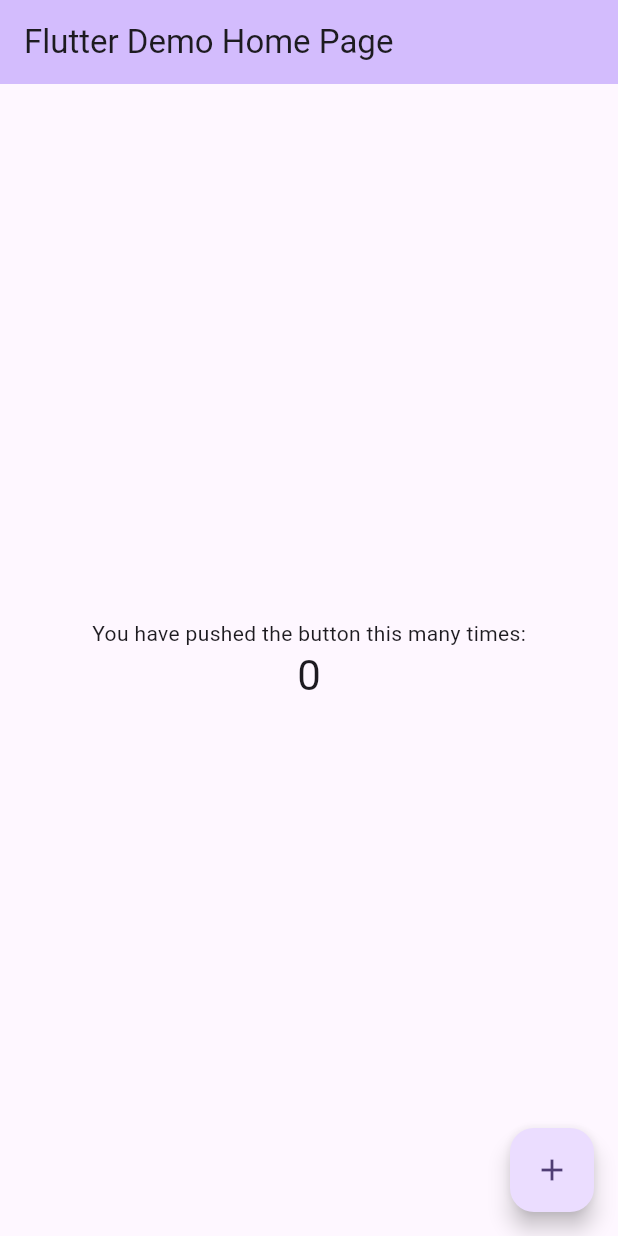
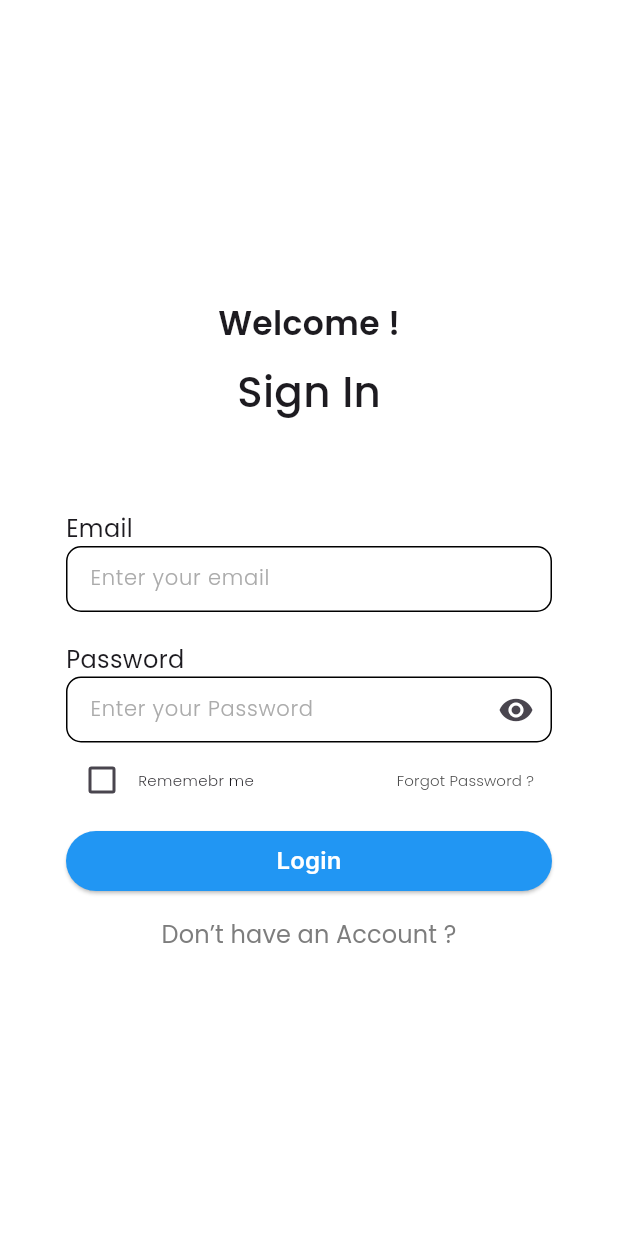
Before and after one commit to Krish-Aggarwal-1406/Civic_Tracker, a Flutter app: the screen it shows after launch, on a phone screen of 412 x 824 dp. Run offline on Flutter 3.47's test engine with Material 3 defaults, Android fonts, the phone set to English and light mode, and no system bars; our stand-ins replace get, google_fonts.

Commit message:
first commit

```diff
--- /dev/null
+++ b/lib/Modules/login_screen.dart
@@ -0,0 +1,206 @@
+import 'package:civic_tracker/Modules/signup_screen.dart';
+import 'package:flutter/material.dart';
+import 'package:get/get.dart';
+import 'package:google_fonts/google_fonts.dart';
+
+class SigninScreen extends StatefulWidget {
+  const SigninScreen({super.key});
+
+  @override
+  State<SigninScreen> createState() => _SigninScreenState();
+}
+
+class _SigninScreenState extends State<SigninScreen> {
+  bool _obscurePassword = true;
+  bool _rememberMe = false;
+
+  @override
+  Widget build(BuildContext context) {
+    return Scaffold(
+      backgroundColor: Colors.white,
+      body: SingleChildScrollView(
+        child: Padding(
+          padding: const EdgeInsets.symmetric(horizontal: 24, vertical: 170),
+          child: Column(
+            children: [
+
+              Container(
+                width: double.infinity,
+                padding: EdgeInsets.symmetric(horizontal: 20, vertical: 30),
+                decoration: BoxDecoration(
+                  color: Colors.white,
+                  borderRadius: BorderRadius.circular(50),
+                ),
+                child: Form(
+
+                    child: Column(
+                      children: [
+                        Text(
+                          "Welcome !",
+                          style: GoogleFonts.poppins(
+                              fontSize: 22, fontWeight: FontWeight.w600),
+                        ),
+                        const SizedBox(height: 10),
+                        Text(
+                          "Sign In",
+                          style: GoogleFonts.poppins(
+                              fontSize: 28,
+                              fontWeight: FontWeight.w500),
+                        ),
+                        const SizedBox(height: 60),
+                        Column(
+                          crossAxisAlignment: CrossAxisAlignment.start,
+                          children: [
+                            Text(
+                              "Email",
+                              style: GoogleFonts.poppins(
+                                  fontSize: 16, fontWeight: FontWeight.w400),
+                            ),
+                            SizedBox(
+                              height: 44,
+                              child: TextFormField(
+
+                                keyboardType: TextInputType.name,
+                                textInputAction: TextInputAction.next,
+                                decoration: InputDecoration(
+                                    hintText: 'Enter your email',
+                                    hintStyle: GoogleFonts.poppins(
+                                        fontWeight: FontWeight.w300,
+                                        fontSize: 14,
+                                        color: Color.fromRGBO(171, 171, 171, 1)),
+                                    enabledBorder: OutlineInputBorder(
+                                      borderRadius: BorderRadius.circular(10),
+                                    ),
+                                    focusedBorder: OutlineInputBorder(
+                                      borderRadius: BorderRadius.circular(10),
+                                      borderSide: const BorderSide(
+                                        color: Color.fromRGBO(243, 120, 29, 1),
+                                      ),
+                                    )),
+                                autovalidateMode: AutovalidateMode.onUserInteraction,
+                              ),
+                            ),
+                          ],
+                        ),
+                        const SizedBox(height: 20),
+                        Column(
+                          crossAxisAlignment: CrossAxisAlignment.start,
+                          children: [
+                            Text(
+                              "Password",
+                              style: GoogleFonts.poppins(
+                                  fontSize: 16, fontWeight: FontWeight.w400),
+                            ),
+                            SizedBox(
+                              height: 44,
+                              child: TextFormField(
+                                obscureText: _obscurePassword,
+                                autovalidateMode: AutovalidateMode.onUserInteraction,
+
+                                decoration: InputDecoration(
+                                  suffixIcon: IconButton(
+                                    icon: Icon(
+                                      _obscurePassword
+                                          ? Icons.visibility
+                                          : Icons.visibility_off,
+                                    ),
+                                    onPressed: () {
+                                      setState(() {
+                                        _obscurePassword = !_obscurePassword;
+                                      });
+                                    },
+                                  ),
+                                  hintText: 'Enter your Password',
+                                  hintStyle: GoogleFonts.poppins(
+                                      fontWeight: FontWeight.w300,
+                                      fontSize: 14,
+                                      color: Color.fromRGBO(171, 171, 171, 1)),
+                                  enabledBorder: OutlineInputBorder(
+                                    borderRadius: BorderRadius.circular(10),
+                                  ),
+                                  focusedBorder: OutlineInputBorder(
+                                    borderRadius: BorderRadius.circular(10),
+                                    borderSide: const BorderSide(
+                                      color: Color.fromRGBO(243, 120, 29, 1),
+                                    ),
+                                  ),
+                                ),
+                              ),
+                            ),
+                          ],
+                        ),
+                        const SizedBox(height: 1),
+                        Row(
+                          mainAxisAlignment: MainAxisAlignment.spaceBetween,
+                          children: [
+                            Row(
+                              children: [
+                                Checkbox(
+                                    value: _rememberMe,
+                                    onChanged: (value) {
+                                      setState(() {
+                                        _rememberMe = value!;
+                                      });
+                                    }),
+                                Text(
+                                  "Rememebr me",
+                                  style: GoogleFonts.poppins(
+                                      fontSize: 10, fontWeight: FontWeight.w300),
+                                ),
+
+                              ],
+                            ),
+                            TextButton(onPressed: (){}, child:  Text(
+                              "Forgot Password ?",
+                              style: GoogleFonts.poppins(
+                                  color: Color.fromRGBO(77, 77, 77, 1),
+                                  fontSize: 10, fontWeight: FontWeight.w300),
+                            ),)
+                          ],
+                        ),
+                        const SizedBox(height: 10),
+                         SizedBox(
+                          height: 40,
+                          width: double.infinity,
+                          child: ElevatedButton(
+                            style: ElevatedButton.styleFrom(
+                              backgroundColor:Colors.blue,
+                              shape: RoundedRectangleBorder(
+                                borderRadius: BorderRadius.circular(50),
+                              ),
+                            ),
+                            onPressed:(){},
+                            child: Text(
+                            "Login",
+                            style: GoogleFonts.inter(
+                              fontSize: 16,
+                              fontWeight: FontWeight.w600,
+                              color: Colors.white,
+                            ),
+                          ),
+                          )
+                        ),
+                        const SizedBox(height: 5),
+                        TextButton(
+                          onPressed: () => Get.to(SignUpScreen()),
+                          child: Text(
+                            "Don’t have an Account ?",
+                            textAlign: TextAlign.center,
+                            style: GoogleFonts.poppins(
+                              fontSize: 16,
+                              fontWeight: FontWeight.w400,
+                              color: Color.fromRGBO(125, 125, 125, 1),
+                            ),
+                          ),
+                        )
+
+                      ],
+                    )),
+              )
+            ],
+          ),
+        ),
+      ),
+    );
+  }
+}
--- a/lib/main.dart
+++ b/lib/main.dart
@@ -1,4 +1,6 @@
+import 'package:civic_tracker/Modules/login_screen.dart';
 import 'package:flutter/material.dart';
+import 'package:get/get.dart';
 
 void main() {
   runApp(const MyApp());
@@ -10,116 +12,15 @@
   // This widget is the root of your application.
   @override
   Widget build(BuildContext context) {
-    return MaterialApp(
+    return GetMaterialApp(
+      debugShowCheckedModeBanner: false,
       title: 'Flutter Demo',
       theme: ThemeData(
-        // This is the theme of your application.
-        //
-        // TRY THIS: Try running your application with "flutter run". You'll see
-        // the application has a purple toolbar. Then, without quitting the app,
-        // try changing the seedColor in the colorScheme below to Colors.green
-        // and then invoke "hot reload" (save your changes or press the "hot
-        // reload" button in a Flutter-supported IDE, or press "r" if you used
-        // the command line to start the app).
-        //
-        // Notice that the counter didn't reset back to zero; the application
-        // state is not lost during the reload. To reset the state, use hot
-        // restart instead.
-        //
-        // This works for code too, not just values: Most code changes can be
-        // tested with just a hot reload.
+
         colorScheme: ColorScheme.fromSeed(seedColor: Colors.deepPurple),
         useMaterial3: true,
       ),
-      home: const MyHomePage(title: 'Flutter Demo Home Page'),
+      home: SigninScreen(),
     );
   }
 }
-
-class MyHomePage extends StatefulWidget {
-  const MyHomePage({super.key, required this.title});
-
-  // This widget is the home page of your application. It is stateful, meaning
-  // that it has a State object (defined below) that contains fields that affect
-  // how it looks.
-
-  // This class is the configuration for the state. It holds the values (in this
-  // case the title) provided by the parent (in this case the App widget) and
-  // used by the build method of the State. Fields in a Widget subclass are
-  // always marked "final".
-
-  final String title;
-
-  @override
-  State<MyHomePage> createState() => _MyHomePageState();
-}
-
-class _MyHomePageState extends State<MyHomePage> {
-  int _counter = 0;
-
-  void _incrementCounter() {
-    setState(() {
-      // This call to setState tells the Flutter framework that something has
-      // changed in this State, which causes it to rerun the build method below
-      // so that the display can reflect the updated values. If we changed
-      // _counter without calling setState(), then the build method would not be
-      // called again, and so nothing would appear to happen.
-      _counter++;
-    });
-  }
-
-  @override
-  Widget build(BuildContext context) {
-    // This method is rerun every time setState is called, for instance as done
-    // by the _incrementCounter method above.
-    //
-    // The Flutter framework has been optimized to make rerunning build methods
-    // fast, so that you can just rebuild anything that needs updating rather
-    // than having to individually change instances of widgets.
-    return Scaffold(
-      appBar: AppBar(
-        // TRY THIS: Try changing the color here to a specific color (to
-        // Colors.amber, perhaps?) and trigger a hot reload to see the AppBar
-        // change color while the other colors stay the same.
-        backgroundColor: Theme.of(context).colorScheme.inversePrimary,
-        // Here we take the value from the MyHomePage object that was created by
-        // the App.build method, and use it to set our appbar title.
-        title: Text(widget.title),
-      ),
-      body: Center(
-        // Center is a layout widget. It takes a single child and positions it
-        // in the middle of the parent.
-        child: Column(
-          // Column is also a layout widget. It takes a list of children and
-          // arranges them vertically. By default, it sizes itself to fit its
-          // children horizontally, and tries to be as tall as its parent.
-          //
-          // Column has various properties to control how it sizes itself and
-          // how it positions its children. Here we use mainAxisAlignment to
-          // center the children vertically; the main axis here is the vertical
-          // axis because Columns are vertical (the cross axis would be
-          // horizontal).
-          //
-          // TRY THIS: Invoke "debug painting" (choose the "Toggle Debug Paint"
-          // action in the IDE, or press "p" in the console), to see the
-          // wireframe for each widget.
-          mainAxisAlignment: MainAxisAlignment.center,
-          children: <Widget>[
-            const Text(
-              'You have pushed the button this many times:',
-            ),
-            Text(
-              '$_counter',
-              style: Theme.of(context).textTheme.headlineMedium,
-            ),
-          ],
-        ),
-      ),
-      floatingActionButton: FloatingActionButton(
-        onPressed: _incrementCounter,
-        tooltip: 'Increment',
-        child: const Icon(Icons.add),
-      ), // This trailing comma makes auto-formatting nicer for build methods.
-    );
-  }
-}
```
Also changed, not shown: lib/Modules/signup_screen.dart (added, +276 -0 lines), pubspec.yaml (+32 -65 lines), pubspec.lock, 1 other file.
